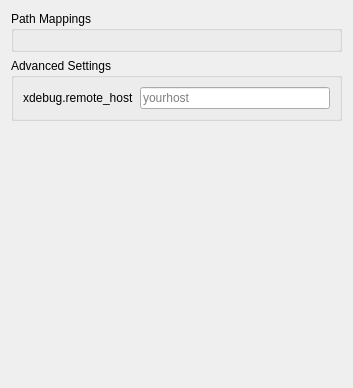
Qt form launchconfigurationpage.ui (KDE/kdev-xdebug) before a commit.
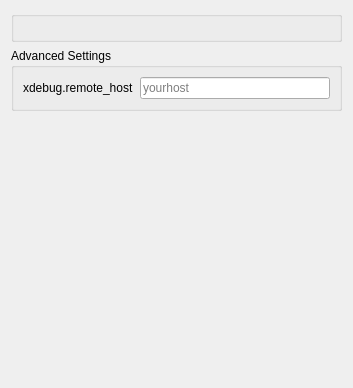
The same form after that commit. Custom widgets are drawn as their Qt base class.

Commit message: remove label as in 1.4 it already exists in kdevplatform

```diff
--- a/launchconfigurationpage.ui
+++ b/launchconfigurationpage.ui
@@ -14,7 +14,7 @@
    <item>
     <widget class="QGroupBox" name="groupBox_2">
      <property name="title">
-      <string>Path Mappings</string>
+      <string/>
      </property>
      <layout class="QVBoxLayout" name="verticalLayout_2">
       <item>
```
